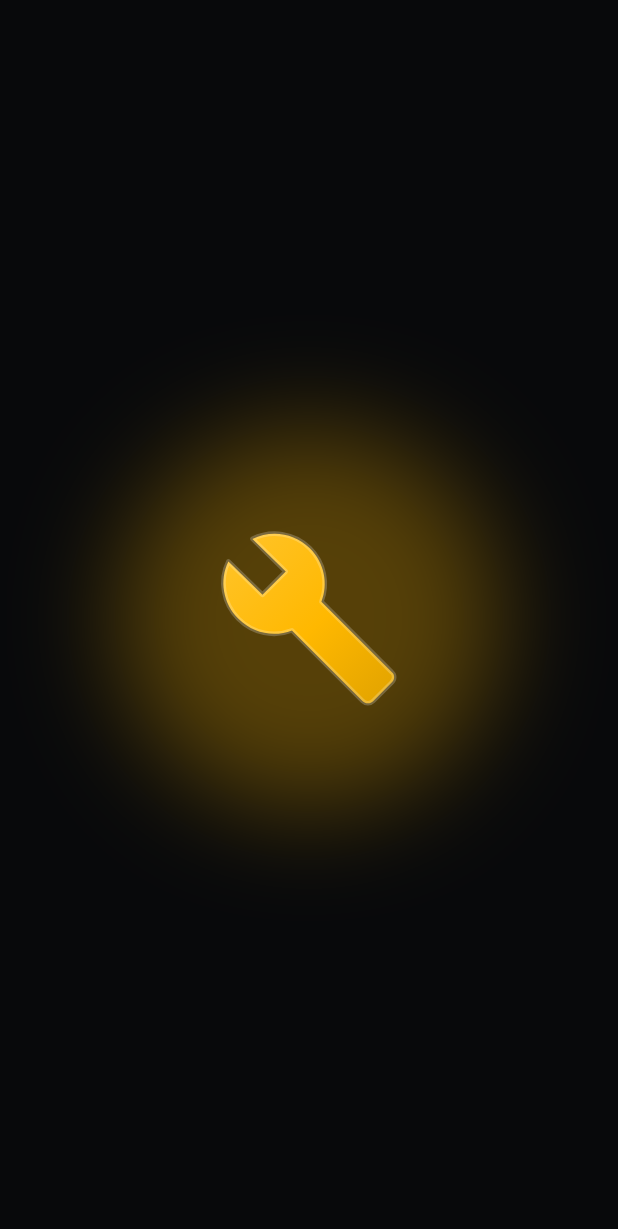
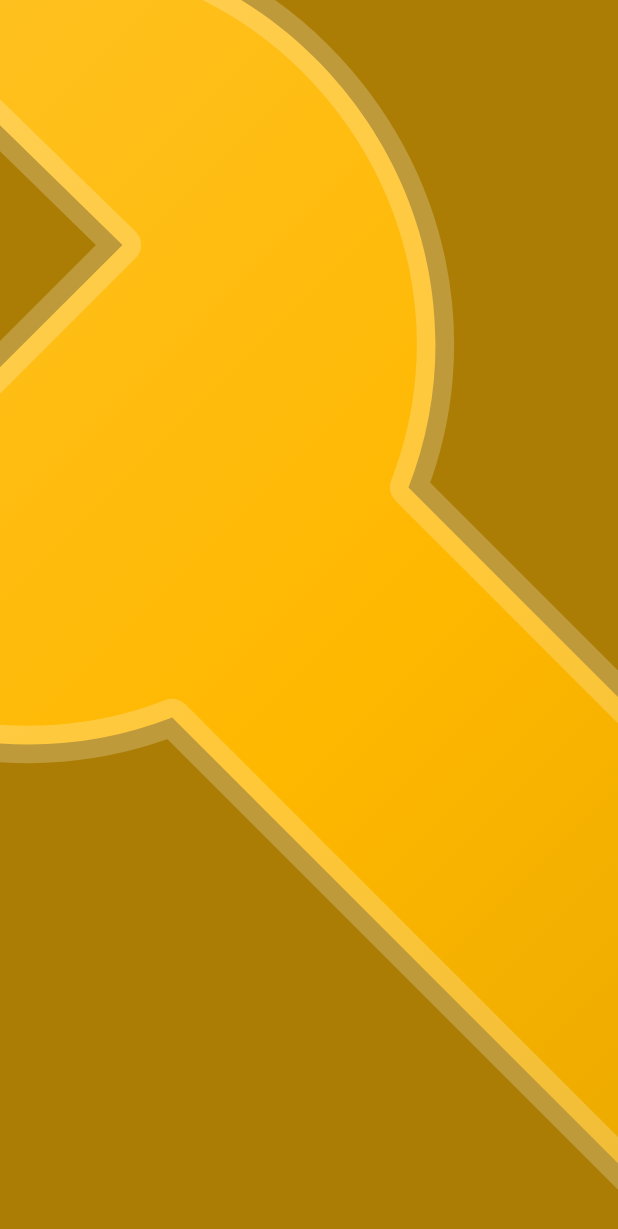
Before and after one commit to justinNabunturan969/app, a Flutter app: the LaunchLoader screen opened directly, on a phone screen of 412 x 824 dp. Shown: the top 1229 px of the screen. Run offline on Flutter 3.47's test engine with Material 3 defaults, Android fonts, the phone set to English and light mode, and no system bars; our stand-ins replace go_router, shared_preferences, speech_to_text, supabase_flutter; missing offline and left inert: nfc_manager; accounts and stored records are empty.

Commit message:
feat: single glowing wrench fills screen on launch
Remove the duplicate web boot splash wrench and separate glow ring. One glowing wrench now zooms until it fills the screen, then routes to welcome or the home shell.

Co-authored-by: Cursor <cursoragent@cursor.com>

```diff
--- a/itech_app/lib/screens/onboarding/launch_loader.dart
+++ b/itech_app/lib/screens/onboarding/launch_loader.dart
@@ -1,3 +1,5 @@
+import 'dart:math' as math;
+
 import 'package:flutter/material.dart';
 import 'package:go_router/go_router.dart';
 
@@ -6,23 +8,8 @@ import '../../main.dart';
 import '../../theme/design_tokens.dart';
 import '../../widgets/branding/launch_wrench_icon.dart';
 
-/// Branded launch loader — replaces the boring progress-bar with a smooth
-/// zoom-in of the PUP-ITech wrench.
-///
-/// Shown:
-///   - On every fresh app launch for already-signed-in users (skips the
-///     first-run splash and goes straight to the home shell after the
-///     zoom settles).
-///   - Right after the student/admin login completes, before the home
-///     shell appears — gives the user a moment of "we got you" feedback
-///     and lets the realtime subscriptions start populating before the
-///     UI mounts.
-///
-/// The animation is two layered effects: a soft amber glow ring that
-/// scales in ahead of the wrench, and the wrench itself fading in
-/// while scaling from 0.25x to 1.15x and settling to 1.0x with an
-/// easeOut curve. Total duration ~1.5s — long enough to feel deliberate,
-/// short enough that nobody is waiting on it.
+/// Branded launch loader — a single glowing wrench zooms in until it
+/// fills the screen, then routes to the next destination.
 class LaunchLoader extends StatefulWidget {
   const LaunchLoader({super.key});
 
@@ -36,34 +23,23 @@ class _LaunchLoaderState extends State<LaunchLoader>
   late final Animation<double> _opacity;
   late final Animation<double> _scale;
 
+  static const _wrenchSize = 124.0;
+
   @override
   void initState() {
     super.initState();
     _controller = AnimationController(
       vsync: this,
-      duration: const Duration(milliseconds: 1500),
+      duration: const Duration(milliseconds: 1800),
     );
-    // Fade in during the first 40% of the animation. By the time the
-    // wrench reaches its peak scale, it's already at full opacity.
     _opacity = CurvedAnimation(
       parent: _controller,
-      curve: const Interval(0.0, 0.4, curve: Curves.easeOut),
+      curve: const Interval(0.0, 0.25, curve: Curves.easeOut),
     );
-    // A two-step tween: 0.25x → 1.15x with easeOutCubic (the "snap" in),
-    // then 1.15x → 1.0x with easeOut (the "settle"). The 75/25 weight
-    // gives the snap most of the duration so the settle is quick.
-    _scale = TweenSequence<double>([
-      TweenSequenceItem(
-        tween: Tween<double>(begin: 0.25, end: 1.15)
-            .chain(CurveTween(curve: Curves.easeOutCubic)),
-        weight: 75,
-      ),
-      TweenSequenceItem(
-        tween: Tween<double>(begin: 1.15, end: 1.0)
-            .chain(CurveTween(curve: Curves.easeOut)),
-        weight: 25,
-      ),
-    ]).animate(_controller);
+    _scale = CurvedAnimation(
+      parent: _controller,
+      curve: Curves.easeInCubic,
+    );
 
     _runAndAdvance();
   }
@@ -71,9 +47,6 @@ class _LaunchLoaderState extends State<LaunchLoader>
   Future<void> _runAndAdvance() async {
     await _controller.forward();
     if (!mounted) return;
-    // Route based on auth state: signed-in users go to their home
-    // shell, everyone else lands on the welcome screen so the new-user
-    // onboarding flow can take over from there.
     final loggedIn = await authSessionStorage.isLoggedIn();
     if (!mounted) return;
     if (!loggedIn) {
@@ -89,6 +62,13 @@ class _LaunchLoaderState extends State<LaunchLoader>
     context.go(dest);
   }
 
+  double _fillScale(Size screen) {
+    final diagonal = math.sqrt(
+      screen.width * screen.width + screen.height * screen.height,
+    );
+    return (diagonal / _wrenchSize) * 1.08;
+  }
+
   @override
   void dispose() {
     _controller.dispose();
@@ -97,43 +77,42 @@ class _LaunchLoaderState extends State<LaunchLoader>
 
   @override
   Widget build(BuildContext context) {
+    final screen = MediaQuery.sizeOf(context);
+    final beginScale = 0.18;
+    final endScale = _fillScale(screen);
+
     return Scaffold(
       backgroundColor: const Color(0xFF08090B),
       body: AnimatedBuilder(
         animation: _controller,
         builder: (context, _) {
-          return Stack(
-            alignment: Alignment.center,
-            children: [
-              Center(
+          final currentScale =
+              beginScale + (endScale - beginScale) * _scale.value;
+
+          return Center(
             child: Opacity(
-                  opacity: _opacity.value * 0.7,
+              opacity: _opacity.value,
+              child: Transform.scale(
+                scale: currentScale,
                 child: Container(
-                    width: 200 * _scale.value,
-                    height: 200 * _scale.value,
                   decoration: BoxDecoration(
-                      shape: BoxShape.circle,
                     boxShadow: [
                       BoxShadow(
-                          color: PupColors.cyberAmber.withValues(alpha: 0.45),
-                          blurRadius: 60,
-                          spreadRadius: 28,
+                        color: PupColors.cyberAmber.withValues(alpha: 0.55),
+                        blurRadius: 48,
+                        spreadRadius: 18,
+                      ),
+                      BoxShadow(
+                        color: PupColors.cyberAmber.withValues(alpha: 0.25),
+                        blurRadius: 90,
+                        spreadRadius: 36,
                       ),
                     ],
                   ),
+                  child: const LaunchWrenchIcon(size: _wrenchSize),
                 ),
               ),
             ),
-              Center(
-                child: Opacity(
-                  opacity: _opacity.value,
-                  child: Transform.scale(
-                    scale: _scale.value,
-                    child: const LaunchWrenchIcon(size: 124),
-                  ),
-                ),
-              ),
-            ],
           );
         },
       ),
```
Also changed, not shown: 1 other file. Lines whose indentation alone changed are shown as unchanged.
